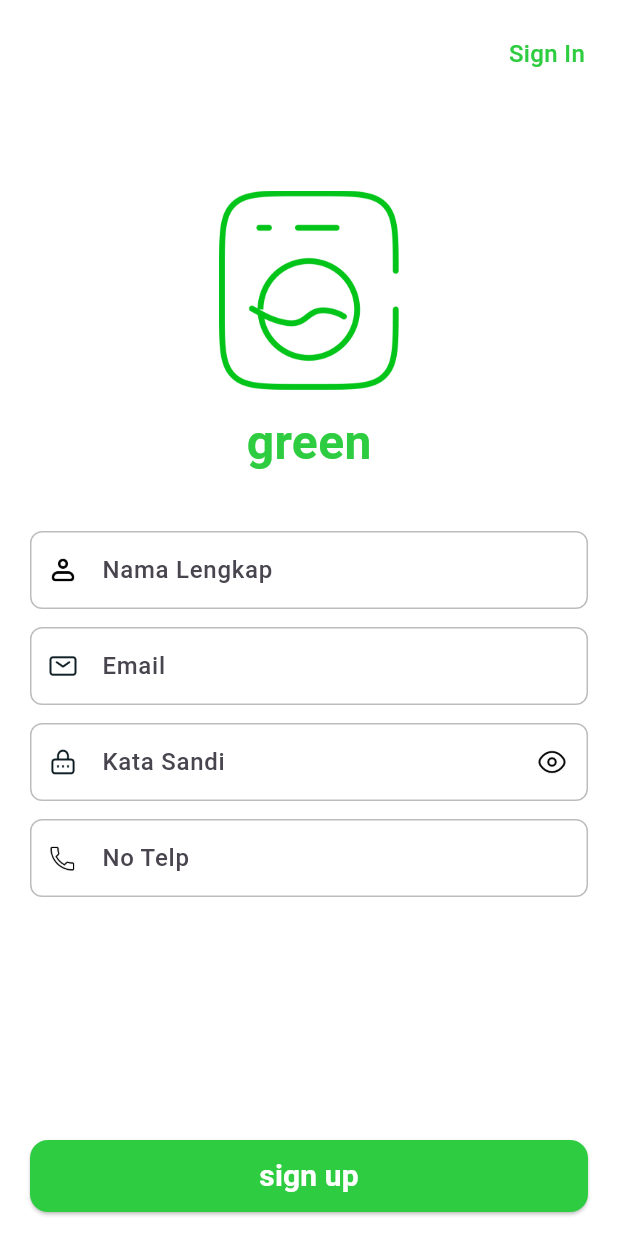
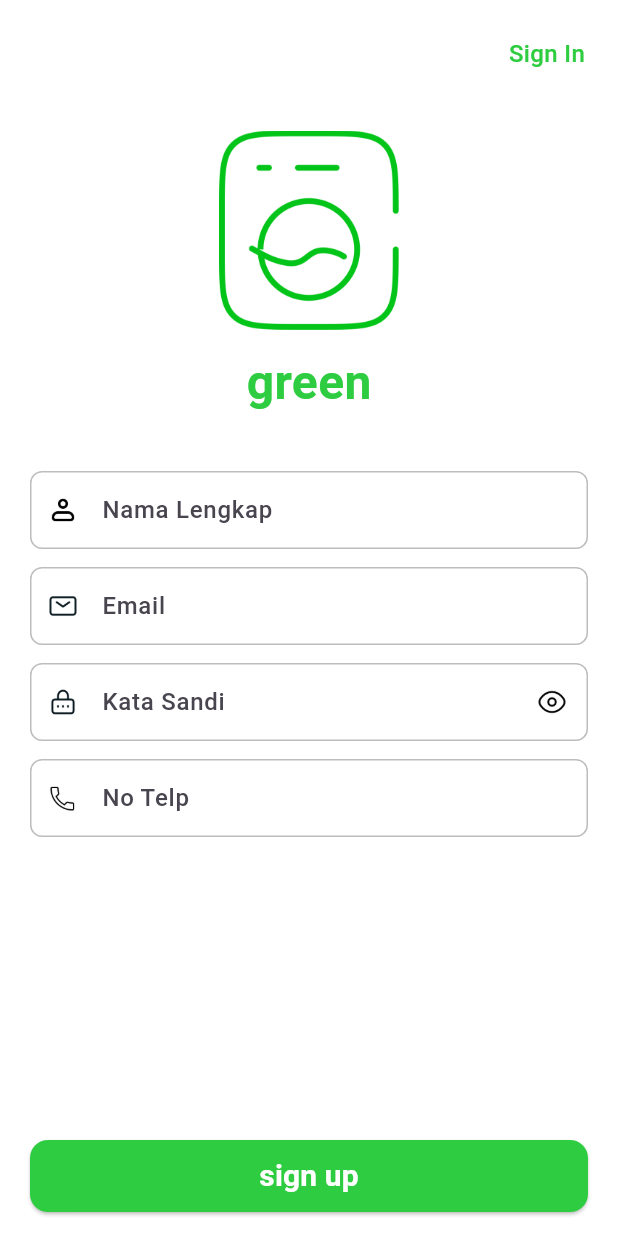
Before and after one commit to Argonaut-ss/Green, a Flutter app: the screen it shows after launch, after a tap on "Sign Up", on a phone screen of 412 x 824 dp. Run offline on Flutter 3.47's test engine with Material 3 defaults, Android fonts, the light colour scheme and no system bars; our stand-ins replace cloud_firestore, firebase_auth, firebase_core, flutter_map, geocoding, google_sign_in and 2 more; missing offline and left inert: flutter_map_cancellable_tile_provider; accounts and stored records are empty.

Commit message:
ix overlay

```diff
--- a/green_app/lib/Pages/signin.dart
+++ b/green_app/lib/Pages/signin.dart
@@ -51,10 +51,15 @@ class _SigninState extends State<Signin> {
     return Scaffold(
       backgroundColor: Colors.white,
       body: SafeArea(
+        child: LayoutBuilder(
+          builder: (context, constraints) {
+            return SingleChildScrollView(
+              child: ConstrainedBox(
+                constraints: BoxConstraints(minHeight: constraints.maxHeight),
+                child: IntrinsicHeight(
                   child: Padding(
                     padding: const EdgeInsets.symmetric(horizontal: 20),
                     child: Column(
-            mainAxisSize: MainAxisSize.min,
                       children: [
                         const SizedBox(height: 16),
                         Row(
@@ -170,10 +175,9 @@ class _SigninState extends State<Signin> {
                               onTap: () async {
                                 final firebaseService = FirebaseService();
                                 bool isAutoLogged = await firebaseService.autoSignInWithGoogle();
-                      String userRole = 'client'; // Default role
+                                String userRole = 'client';
 
                                 if (isAutoLogged) {
-                        // Fetch user role from Firestore or your backend
                                   userRole = await firebaseService.getUserRole();
                                   Navigator.pushReplacement(
                                     context,
@@ -198,7 +202,7 @@ class _SigninState extends State<Signin> {
                             ),
                             GestureDetector(
                               onTap: () {
-                      // handle Apple sign in
+                                // handle Facebook sign in
                               },
                               child: Image.asset(
                                 'assets/fb_logo.png',
@@ -208,7 +212,7 @@ class _SigninState extends State<Signin> {
                             ),
                           ],
                         ),
-              Spacer(),
+                        const Spacer(),
                         Padding(
                           padding: const EdgeInsets.only(bottom: 16.0),
                           child: SizedBox(
@@ -222,9 +226,7 @@ class _SigninState extends State<Signin> {
                                 ),
                               ),
                               onPressed: () {
-                      setState(() {
                                 _signIn();
-                      });
                               },
                               child: const Text(
                                 'Sign In',
@@ -241,6 +243,11 @@ class _SigninState extends State<Signin> {
                     ),
                   ),
                 ),
+              ),
+            );
+          },
+        ),
+      ),
     );
   }
 }
--- a/green_app/lib/Pages/signup.dart
+++ b/green_app/lib/Pages/signup.dart
@@ -94,8 +94,9 @@ class _SignupState extends State<Signup> {
                             ),
                           ],
                         ),
-                          const SizedBox(height: 80),
+                        const SizedBox(height: 40),
                         Column(
+                          mainAxisSize: MainAxisSize.min,
                           children: [
                             Image.asset(
                               'assets/washing_machine_logo.png',
@@ -159,6 +160,7 @@ class _SignupState extends State<Signup> {
                             iconPath: 'assets/phone_icon.png',
                           ),
                         ),
+                        const SizedBox(height: 24),
                         const Spacer(),
                         Padding(
                           padding: const EdgeInsets.only(bottom: 16.0),
@@ -174,7 +176,7 @@ class _SignupState extends State<Signup> {
                               ),
                               onPressed: _isLoading ? null : _handleSignup,
                               child: _isLoading
-                                    ? CircularProgressIndicator(color: Colors.white)
+                                  ? const CircularProgressIndicator(color: Colors.white)
                                   : const Text(
                                 'sign up',
                                 style: TextStyle(
@@ -194,6 +196,7 @@ class _SignupState extends State<Signup> {
             );
           },
         ),
-        ));
+      ),
+    );
   }
 }
```
Lines whose indentation alone changed are shown as unchanged.
